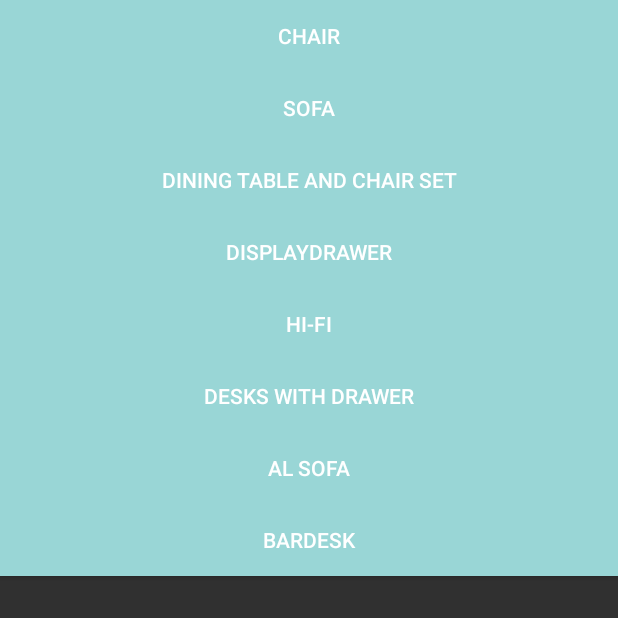
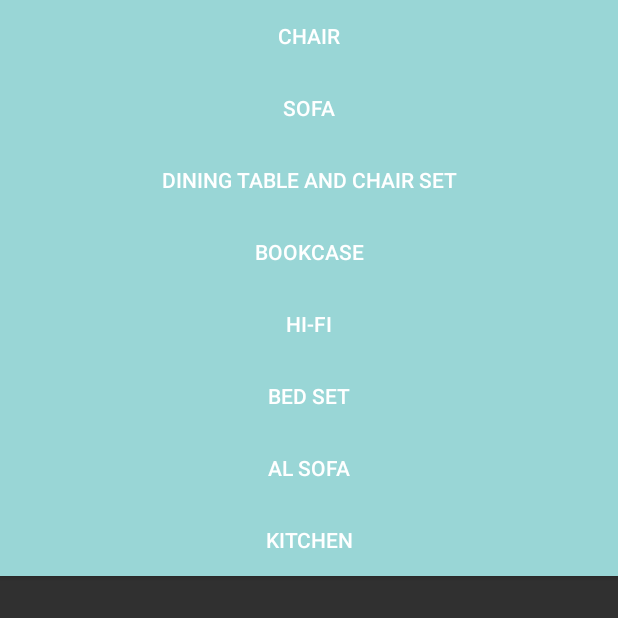
Before and after one commit to chickpow2/FYP-Furniture-App, an Android app: the screen it shows after launch (furniture_select_activity), on a phone screen of 412 x 824 dp, the top half of it. Run offline under Robolectric (Android 15) with nearby library versions, the phone set to English and light mode, and no system bars; libraries missing offline, so code that uses them is left out: com.google.ar.sceneform.

Commit message:
chickpow

```diff
--- a/samples/gltf/app/src/main/java/com/google/ar/sceneform/samples/gltf/furniture_select_activity.java
+++ b/samples/gltf/app/src/main/java/com/google/ar/sceneform/samples/gltf/furniture_select_activity.java
@@ -21,11 +21,12 @@ public class furniture_select_activity extends AppCompatActivity {
         Furniture a = new Furniture("chair", 520, "https://github.com/chickpow2/furniture_model/raw/master/scale_chair1.glb");
         Furniture b = new Furniture("sofa", 1000, "https://github.com/chickpow2/furniture_model/raw/master/sofa_05.glb");
         Furniture c = new Furniture("Dining Table and Chair Set", 1000, "https://github.com/chickpow2/furniture_model/raw/master/tablechair_1.glb");
-        Furniture d = new Furniture("displayDrawer", 1000, "https://github.com/chickpow2/furniture_model/raw/master/displayDrawer.glb");
+        Furniture d = new Furniture("bookcase", 1000, "https://github.com/chickpow2/furniture_model/raw/master/bookcase1.glb");
         Furniture e = new Furniture("Hi-Fi", 1000, "https://github.com/chickpow2/furniture_model/raw/master/hifi.glb");
-        Furniture f = new Furniture("Desks With Drawer", 1000, "https://github.com/chickpow2/furniture_model/raw/master/DesksWithDrawer.glb");
-        Furniture g = new Furniture("AL sofa", 1000, "https://github.com/chickpow2/furniture_model/raw/master/sofa_2_01.glb");
-        Furniture h = new Furniture("barDesk", 1000, "https://github.com/chickpow2/furniture_model/raw/master/barDesk.glb");
+        Furniture f = new Furniture("bed set", 1000, "https://github.com/chickpow2/furniture_model/raw/master/bedset1.glb");
+        Furniture g = new Furniture("AL sofa", 1000, "https://github.com/chickpow2/furniture_model/raw/master/sofa2_2.glb");
+        Furniture h = new Furniture("kitchen", 1000, "https://github.com/chickpow2/furniture_model/raw/master/kitchen.glb");
+
 
 
 
--- a/webview_2/app/src/main/java/com/example/webview_2/MainActivity.java
+++ b/webview_2/app/src/main/java/com/example/webview_2/MainActivity.java
@@ -22,7 +22,7 @@ public class MainActivity extends AppCompatActivity {
         this.setContentView(R.layout.activity_main);
         webView = (WebView) findViewById(R.id.webview);
         webView.setWebViewClient(new WebViewClient());
-        webView.loadUrl("http://10.0.2.2:8080/FYPPage/index.jsp");
+        webView.loadUrl("http://10.0.2.2:8080/FYPPage/redirect.jsp");
         WebSettings webSettings = webView.getSettings();
         webSettings.setJavaScriptEnabled(true);
     }
--- a/webview_2/app/src/main/res/values/strings.xml
+++ b/webview_2/app/src/main/res/values/strings.xml
@@ -1,3 +1,3 @@
 <resources>
-<string name="app_name">webview_2</string>
+<string name="app_name">Modern Furniture</string>
 </resources>
```
Also changed, not shown: 2 other files.
